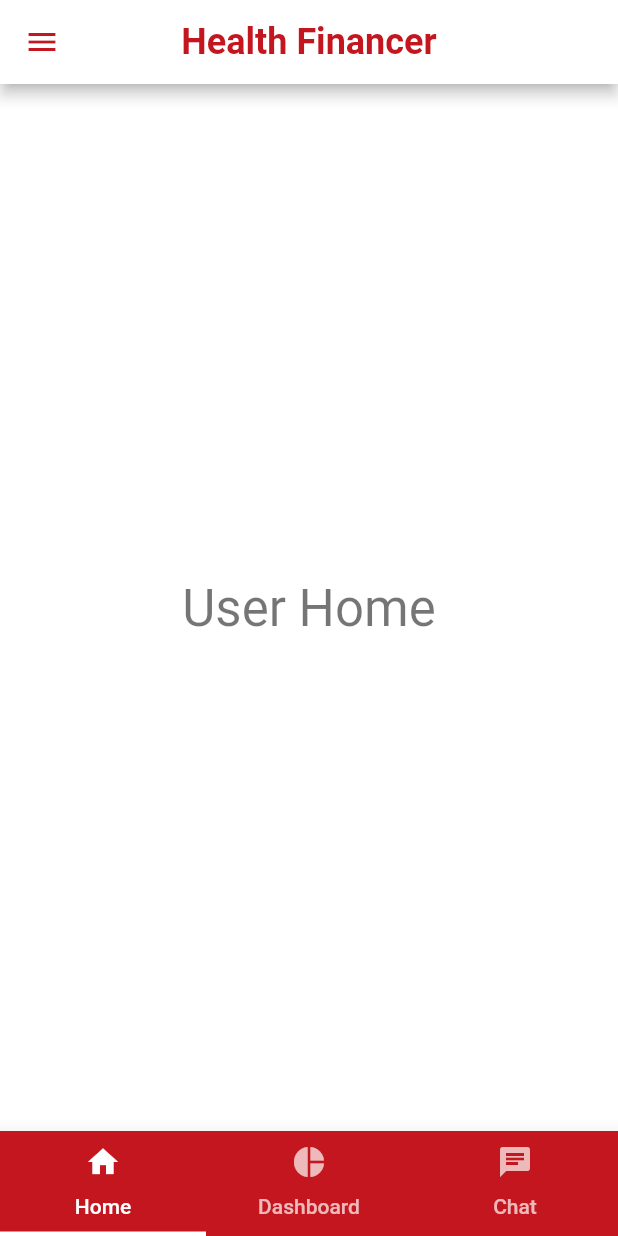
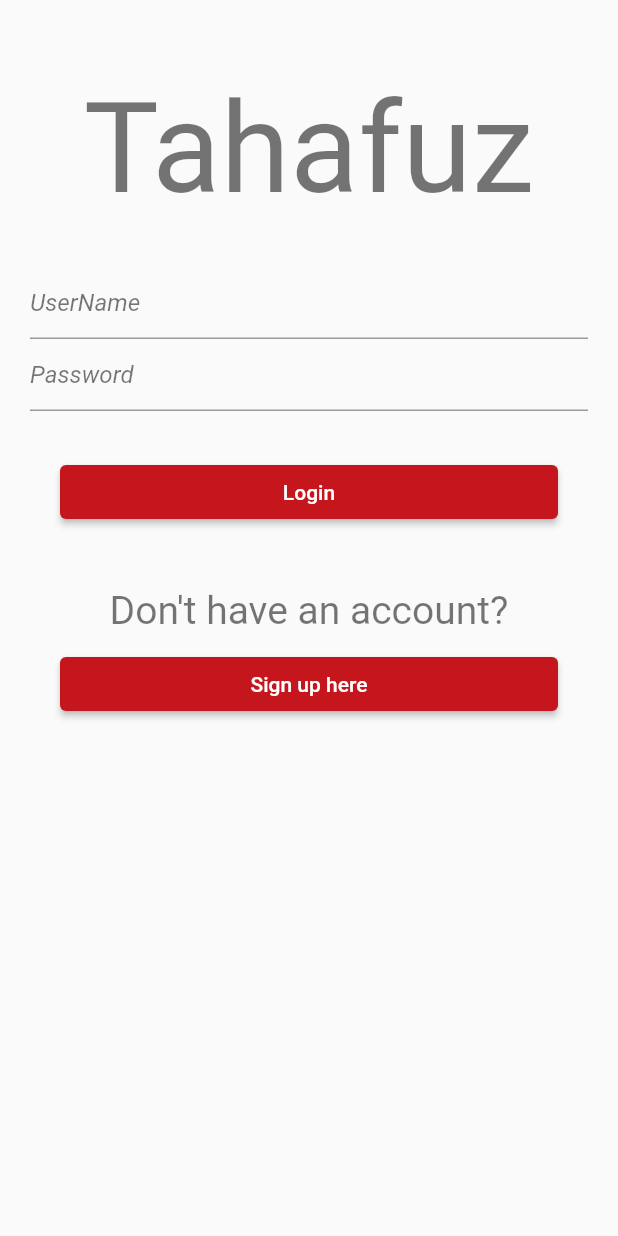
Before and after one commit to IHKodifier/hhfv4apps, a Flutter app: the screen it shows after launch, on a phone screen of 412 x 824 dp. Run offline on Flutter 3.47's test engine with Material 2 defaults, Android fonts, the phone set to English and light mode, and no system bars; our stand-ins replace google_fonts; Roboto replaces fonts that are missing (Montserrat); project files that could hold a hidden picture were left out.

Commit message:
Win10 Reinstall Feb2010

```diff
--- a/lib/main.dart
+++ b/lib/main.dart
@@ -1,56 +1,70 @@
 import 'package:health_financer/packageLib.dart';
 import 'package:health_financer/ui/apphomePage.dart';
+import 'package:health_financer/ui/signupPage.dart';
 
-void main() {
-  runApp(MaterialApp(
-      title: 'Health Financer',
-      debugShowCheckedModeBanner: false,
-      home: AppHomePage(),
-      theme: buildThemeData()));
-}
+void main() => runApp(MyApp());
 
-ThemeData buildThemeData() {
-  final baseTheme = ThemeData(
-      // primarySwatch: hhfPrimaryLight,
-      fontFamily: 'Montserrat');
+class MyApp extends StatelessWidget {
+  @override
+  Widget build(BuildContext context) {
+    return MaterialApp(
+        title: 'Health Financer',
+        debugShowCheckedModeBanner: false,
+        home: LoginPage(),
+        routes: <String, WidgetBuilder>{
+          '/appHome': (BuildContext context) => MyApp(),
+          '/signup':(BuildContext context)=> SignUpPage(),
+        },
+        theme: _buildThemeData());
+  }
 
-  return baseTheme.copyWith(
+  ThemeData _buildThemeData() {
+    final baseTheme = ThemeData(
+      primarySwatch: hhfPrimarySwatch,
+    );
 
+    return baseTheme.copyWith(
 // set colors
-      primaryColor: hhfPrimaryColor,
-      primaryColorDark: hhfPrimaryDark,
-      primaryColorLight: hhfPrimaryLight,
-      scaffoldBackgroundColor: hhfScaffoldBackgroundLight,
-      cardColor: hhfCardBackgroundLight,
-      //set swatch
-      //set Widget Themes
+      // primaryColor: hhfPrimaryColor,
+      // primaryColorDark: hhfPrimaryDark,
+      // primaryColorLight: hhfPrimaryLight,
+      // scaffoldBackgroundColor: hhfScaffoldBackgroundLight,
+      // cardColor: hhfCardBackgroundLight,
+
+      // buttonColor: hhfPrimaryColor,
+      buttonTheme: const ButtonThemeData(
+        textTheme: ButtonTextTheme.primary,
+      ),
       appBarTheme: AppBarTheme(
-        color: hhfScaffoldBackgroundLight,
+        color: Colors.transparent,
         iconTheme: baseTheme.iconTheme.copyWith(color: hhfPrimaryColor),
       ),
-     bottomAppBarTheme: baseTheme.bottomAppBarTheme.copyWith(color:hhfPrimaryColor ),
-      textTheme: baseTheme.textTheme.copyWith(
-        title: baseTheme.textTheme.title
-            .copyWith(fontSize: 24.0, fontWeight: FontWeight.bold),
-        subtitle: baseTheme.textTheme.subtitle.copyWith(
-            fontSize: 16.0, color: Colors.black54, fontStyle: FontStyle.italic),
-        headline: baseTheme.textTheme.headline.copyWith(),
-        subhead: baseTheme.textTheme.subhead.copyWith(),
-        body1: baseTheme.textTheme.body1.copyWith(),
-        body2: baseTheme.textTheme.body2.copyWith(),
-        caption: baseTheme.textTheme.caption.copyWith(),
-        button: baseTheme.textTheme.button.copyWith(
-            fontSize: 16.0,
-            fontWeight: FontWeight.w700,
-            fontFamily: 'Montserrat',
-            letterSpacing: 2.8,
-            color: Colors.white),
-        display1: baseTheme.textTheme.display1.copyWith(),
-        display2: baseTheme.textTheme.display2.copyWith(),
-        display3: baseTheme.textTheme.display3.copyWith(),
-        display4: baseTheme.textTheme.display4.copyWith(),
-      ),
-      textSelectionColor: baseTheme.primaryColor,
-      textSelectionHandleColor: baseTheme.primaryColor,
-      focusColor: baseTheme.primaryColor);
+      // bottomAppBarTheme:
+      // baseTheme.bottomAppBarTheme.copyWith(color: hhfPrimaryColor),
+      // textTheme: baseTheme.textTheme.copyWith(
+      //   title: baseTheme.textTheme.title
+      //       .copyWith(fontSize: 24.0, fontWeight: FontWeight.bold),
+      //   subtitle: baseTheme.textTheme.subtitle.copyWith(
+      //       fontSize: 16.0, color: Colors.black54, fontStyle: FontStyle.italic),
+      //   headline: baseTheme.textTheme.headline.copyWith(),
+      //   subhead: baseTheme.textTheme.subhead.copyWith(),
+      //   body1: baseTheme.textTheme.body1.copyWith(),
+      //   body2: baseTheme.textTheme.body2.copyWith(),
+      //   caption: baseTheme.textTheme.caption.copyWith(),
+      //   button: baseTheme.textTheme.button.copyWith(
+      //       fontSize: 16.0,
+      //       fontWeight: FontWeight.w700,
+      //       fontFamily: 'Montserrat',
+      //       letterSpacing: 2.8,
+      //       color: Colors.white),
+      //   display1: baseTheme.textTheme.display1.copyWith(),
+      //   display2: baseTheme.textTheme.display2.copyWith(),
+      //   display3: baseTheme.textTheme.display3.copyWith(),
+      //   display4: baseTheme.textTheme.display4.copyWith(),
+      // ),
+      // textSelectionColor: baseTheme.primaryColor,
+      // textSelectionHandleColor: baseTheme.primaryColor,
+      // focusColor: baseTheme.primaryColor
+    );
+  }
 }
--- a/lib/packageLib.dart
+++ b/lib/packageLib.dart
@@ -6,6 +6,8 @@ export 'dart:async';
 export 'package:flutter/material.dart';
 export 'dart:io';
 
+
+//FireBase
 // export 'package:health_financer/utils/firestoreservice.dart';
 // export 'package:cloud_firestore/cloud_firestore.dart';
 // export 'package:firebase_storage/firebase_storage.dart';
--- a/lib/ui/apphomePage.dart
+++ b/lib/ui/apphomePage.dart
@@ -63,7 +63,7 @@ class _AppHomePageState extends State<AppHomePage>
     return Scaffold(
       appBar: AppBar(
         // actionsIconTheme: Theme.of(context).iconTheme.copyWith(color: Colors.black),
-        backgroundColor: hhfScaffoldBackgroundLight,
+        // backgroundColor: hhfScaffoldBackgroundLight,
         title: Text(
           'Health Financer',
           style: Theme.of(context)
--- a/lib/ui/dashboard.dart
+++ b/lib/ui/dashboard.dart
@@ -11,7 +11,7 @@ class _DashBoardState extends State<DashBoard> {
     return Container(
       // color: Colors.teal[400],
       child: Center(
-        child: Text('Dashboard',style: Theme.of(context).textTheme.display1,)
+        child: Text('Dashboard Page ',style: Theme.of(context).textTheme.display1,)
         // Column(
         //   children: <Widget>[
         //     // Image.asset('/assets/images/dashboard.png'),
--- a/lib/ui/loginPage.dart
+++ b/lib/ui/loginPage.dart
@@ -0,0 +1,108 @@
+import 'package:health_financer/packageLib.dart';
+import 'package:google_fonts/google_fonts.dart';
+
+class LoginPage extends StatefulWidget {
+  @override
+  _LoginPageState createState() => _LoginPageState();
+}
+
+class _LoginPageState extends State<LoginPage> {
+  String _email;
+  String _password;
+
+  @override
+  Widget build(BuildContext context) {
+    ThemeData localTheme = Theme.of(context);
+    return Scaffold(
+      // appBar: AppBar(
+      // //   // actionsIconTheme: Theme.of(context).iconTheme.copyWith(color: Colors.black),
+      // //   // backgroundColor: hhfScaffoldBackgroundLight,
+      //   title: Text(
+      //     'Health Financer',
+      //     style: Theme.of(context)
+      //         .textTheme
+      //         .title
+      //         .copyWith(color: Theme.of(context).primaryColor),
+      //   ),
+      //   centerTitle: true,
+      // ),
+      body: Container(
+        child: Padding(
+          padding: const EdgeInsets.all(20.0),
+          child: SingleChildScrollView(
+            child: Column(
+              mainAxisAlignment: MainAxisAlignment.center,
+              children: <Widget>[
+                Padding(
+                  padding: const EdgeInsets.only(top: 30.0),
+                  child: Text('Tahafuz',
+                  style: GoogleFonts.nanumBrushScript(
+                    textStyle: Theme.of(context).textTheme.display1,
+                    fontSize: 84.0,
+                  ) ,),
+                ),
+                SizedBox(height: 30.0,),
+                TextField(
+                  decoration: InputDecoration(
+                    hintText: 'UserName',
+                    hintStyle: localTheme.textTheme.subhead.copyWith(
+                      fontSize: 16.0,
+                      color: Colors.black54,
+                      fontStyle: FontStyle.italic,
+                    ),
+                  ),
+                  onChanged: (value) {
+                    _email = value;
+                  },
+                ),
+                TextField(
+                  decoration: InputDecoration(
+                    hintText: 'Password',
+                    hintStyle: localTheme.textTheme.subhead.copyWith(
+                      fontSize: 16.0,
+                      color: Colors.black54,
+                      fontStyle: FontStyle.italic,
+                    ),
+                  ),
+                  obscureText: true,
+                  onChanged: (value) {
+                    _password = value;
+                  },
+                ),
+                SizedBox(height: 30.0),
+                Container(
+                  width: double.infinity,
+                  padding: EdgeInsets.symmetric(horizontal: 20.0),
+                  child: RaisedButton(
+                    child: Text('Login'),
+                    onPressed: () {},
+                  ),
+                ),
+                SizedBox(
+                  height: 40.0,
+                ),
+                Text('Don\'t have an account?',
+                    style: localTheme.textTheme.display1
+                        .copyWith(fontSize: 26.0)),
+                SizedBox(
+                  height: 10.0,
+                ),
+                Container(
+                  width: double.infinity,
+                  padding: EdgeInsets.symmetric(horizontal: 20.0),
+                  child: RaisedButton(
+                    color: Theme.of(context).primaryColor,
+                    child: Text('Sign up here'),
+                    onPressed: () {
+                      Navigator.of(context).pushNamed('/signup');
+                    },
+                  ),
+                ),
+              ],
+            ),
+          ),
+        ),
+      ),
+    );
+  }
+}
```
Also changed, not shown: lib/colors.dart (+28 -7 lines), lib/ui/signupPage.dart (added, +73 -0 lines), pubspec.yaml (+10 -3 lines), pubspec.lock, 8 other files.
